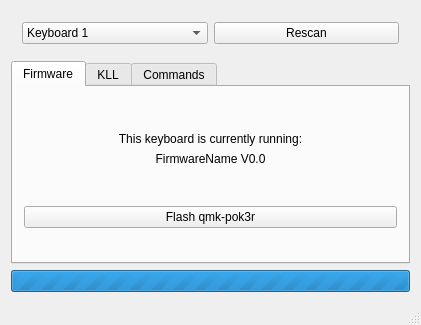
Above: mainwindow.ui from pok3r-custom/Pok3rConf before the change. Below: the same form after it.
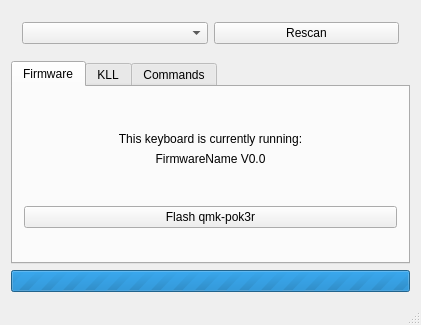
That is the form after the change.

Commit message: Scan for keyboards, show in dropdown

The edit to the form file:
```diff
--- a/mainwindow.ui
+++ b/mainwindow.ui
@@ -20,16 +20,9 @@
       <layout class="QHBoxLayout" name="horizontalLayout">
        <item>
         <widget class="QComboBox" name="keyboardSelect">
-         <item>
-          <property name="text">
-           <string>Keyboard 1</string>
-          </property>
-         </item>
-         <item>
-          <property name="text">
-           <string>Keyboard 2</string>
-          </property>
-         </item>
+         <property name="currentText">
+          <string/>
+         </property>
         </widget>
        </item>
        <item>
```
The commit also changes 6 other files.
